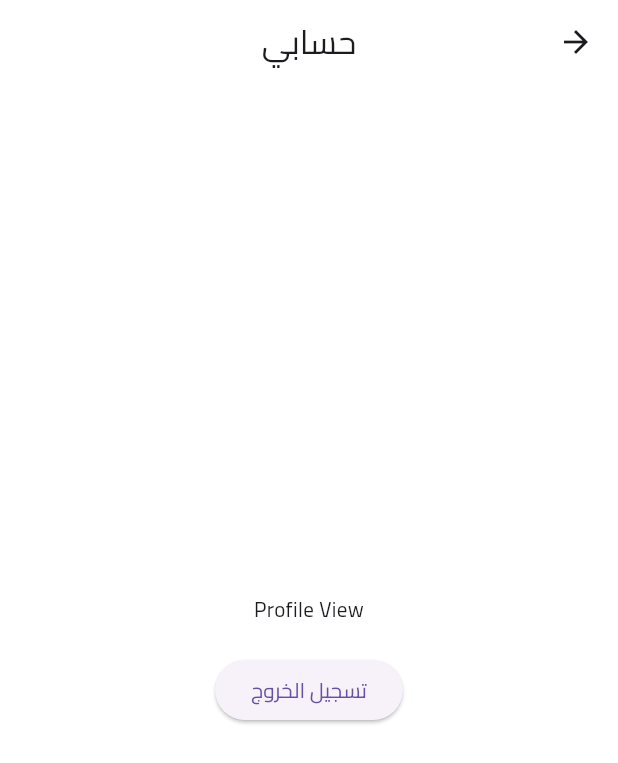
After one commit to YoussefKadafy/fruits_hub, a Flutter app: the ProfileBody screen opened directly, on a phone screen of 412 x 824 dp. The commit adds this screen. Shown: the top 763 px of the screen. Run offline on Flutter 3.47's test engine with Material 3 defaults, Android fonts, the phone set to English and light mode, and no system bars; our stand-ins replace bloc, carousel_slider, cloud_firestore, dartz, dots_indicator, firebase_auth and 10 more; missing offline and left inert: flutter_facebook_auth, svg_flutter; accounts and stored records are empty.

Commit message:
feat(profile): add profile view and sign-out functionality
- Add ProfileCubit with SignOutUseCase
- Implement profile view with BlocProvider integration
- Add role field to UserEntity and UserModel
- Implement signOut method in AuthRepo
- Register profile dependencies in service locator
- Add profile route to routing configuration

```diff
--- a/lib/core/routing/routes_config.dart
+++ b/lib/core/routing/routes_config.dart
@@ -8,6 +8,8 @@ import 'package:fruits_hub/features/auth/presentation/views/register_view.dart';
 import 'package:fruits_hub/features/home/presentation/views/best_seller_view.dart';
 import 'package:fruits_hub/features/main/presentation/views/main_view.dart';
 import 'package:fruits_hub/features/onboaeding/presentation/views/onboarding_view.dart';
+import 'package:fruits_hub/features/profile/presentation/cubit/profile_cubit.dart';
+import 'package:fruits_hub/features/profile/presentation/views/profile_view.dart';
 import 'package:fruits_hub/features/splash/presentation/view/splash_view.dart';
 import 'package:go_router/go_router.dart';
 
@@ -63,6 +65,16 @@ class RoutesConfig {
           return const BestSellerView();
         },
       ),
+      GoRoute(
+        path: AppRoutes.profile,
+        name: AppRoutes.profile,
+        builder: (context, state) {
+          return BlocProvider(
+            create: (context) => locator<ProfileCubit>(),
+            child: const ProfileView(),
+          );
+        },
+      ),
     ],
   );
 }
--- a/lib/features/auth/domain/repo/auth_repo.dart
+++ b/lib/features/auth/domain/repo/auth_repo.dart
@@ -17,4 +17,5 @@ abstract class AuthRepo {
   Future<UserEntity> getUserData({required String userId});
   Future<Either<Failure, UserEntity>> loginWithGoogle();
   Future<Either<Failure, UserEntity>> loginWithFacebook();
+  Future<Either<Failure, void>> signOut();
 }
--- /dev/null
+++ b/lib/features/profile/domain/usecases/sign_out_usecase.dart
@@ -0,0 +1,13 @@
+import 'package:dartz/dartz.dart';
+import 'package:fruits_hub/core/errors/failure.dart';
+import 'package:fruits_hub/features/auth/domain/repo/auth_repo.dart';
+
+class SignOutUseCase {
+  final AuthRepo authRepo;
+
+  SignOutUseCase(this.authRepo);
+
+  Future<Either<Failure, void>> call() async {
+    return await authRepo.signOut();
+  }
+}
--- /dev/null
+++ b/lib/features/profile/presentation/cubit/profile_cubit.dart
@@ -0,0 +1,19 @@
+import 'package:bloc/bloc.dart';
+import 'package:fruits_hub/features/profile/domain/usecases/sign_out_usecase.dart';
+import 'package:meta/meta.dart';
+
+part 'profile_state.dart';
+
+class ProfileCubit extends Cubit<ProfileState> {
+  ProfileCubit(this.signOutUseCase) : super(ProfileInitial());
+  final SignOutUseCase signOutUseCase;
+
+  Future<void> signOut() async {
+    emit(ProfileLoading());
+    final result = await signOutUseCase();
+    result.fold(
+      (l) => emit(ProfileError(message: l.message)),
+      (r) => emit(ProfileSignOutSuccess()),
+    );
+  }
+}
--- /dev/null
+++ b/lib/features/profile/presentation/cubit/profile_state.dart
@@ -0,0 +1,16 @@
+part of 'profile_cubit.dart';
+
+@immutable
+abstract class ProfileState {}
+
+class ProfileInitial extends ProfileState {}
+
+class ProfileLoading extends ProfileState {}
+
+class ProfileSignOutSuccess extends ProfileState {}
+
+class ProfileError extends ProfileState {
+  final String message;
+
+  ProfileError({required this.message});
+}
--- /dev/null
+++ b/lib/features/profile/presentation/widgets/profile_body.dart
@@ -0,0 +1,48 @@
+import 'package:flutter/material.dart';
+import 'package:flutter_bloc/flutter_bloc.dart';
+import 'package:fruits_hub/core/routing/app_routes.dart';
+import 'package:fruits_hub/features/profile/presentation/cubit/profile_cubit.dart';
+import 'package:go_router/go_router.dart';
+
+class ProfileBody extends StatelessWidget {
+  const ProfileBody({super.key});
+
+  @override
+  Widget build(BuildContext context) {
+    return BlocConsumer<ProfileCubit, ProfileState>(
+      listener: (context, state) {
+        if (state is ProfileSignOutSuccess) {
+          context.go(AppRoutes.login);
+        }
+        if (state is ProfileError) {
+          ScaffoldMessenger.of(
+            context,
+          ).showSnackBar(SnackBar(content: Text(state.message)));
+        }
+      },
+      builder: (context, state) {
+        return Scaffold(
+          appBar: AppBar(title: const Text('حسابي')),
+          body: Center(
+            child: Column(
+              mainAxisAlignment: MainAxisAlignment.center,
+              children: [
+                const Text('Profile View'),
+                const SizedBox(height: 20),
+                if (state is ProfileLoading)
+                  const CircularProgressIndicator()
+                else
+                  ElevatedButton(
+                    onPressed: () {
+                      context.read<ProfileCubit>().signOut();
+                    },
+                    child: const Text('تسجيل الخروج'),
+                  ),
+              ],
+            ),
+          ),
+        );
+      },
+    );
+  }
+}
```
Also changed, not shown: lib/core/helpers/service_locator.dart (+8 -0 lines), lib/features/auth/data/models/user_model.dart (+14 -1 lines), lib/features/auth/data/repos/auth_repo_impl.dart (+12 -0 lines), lib/features/auth/domain/entity/user_entity.dart (+10 -1 lines), lib/features/main/presentation/views/main_view.dart (+17 -7 lines), lib/features/profile/presentation/views/profile_view.dart (+7 -3 lines).
